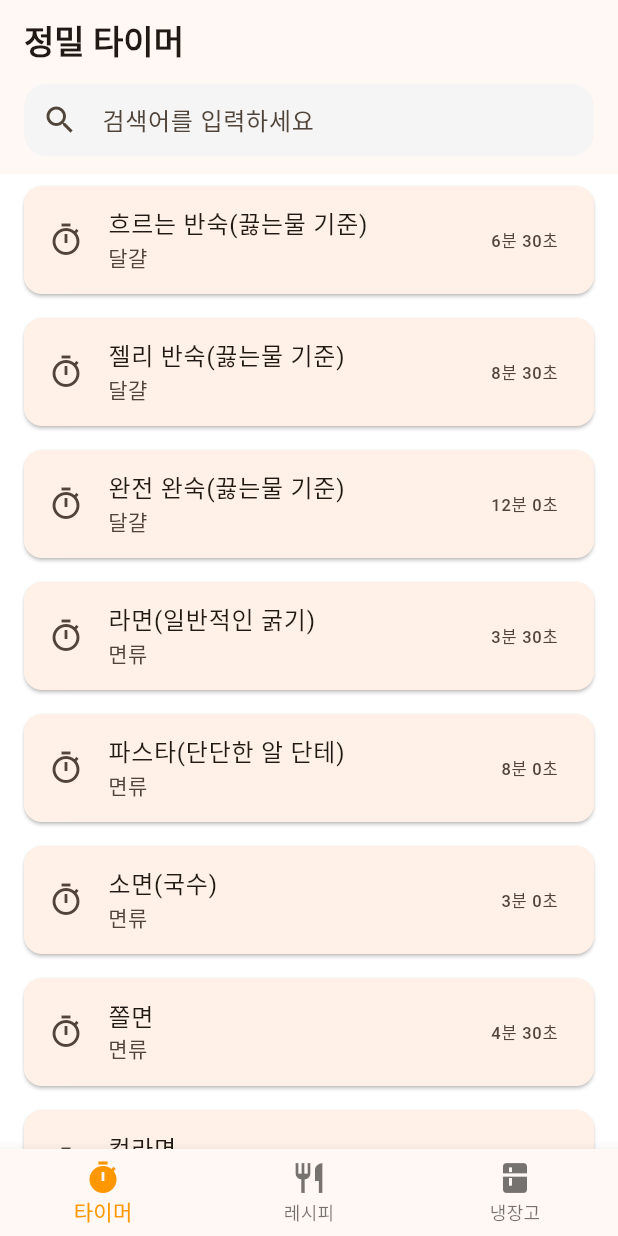
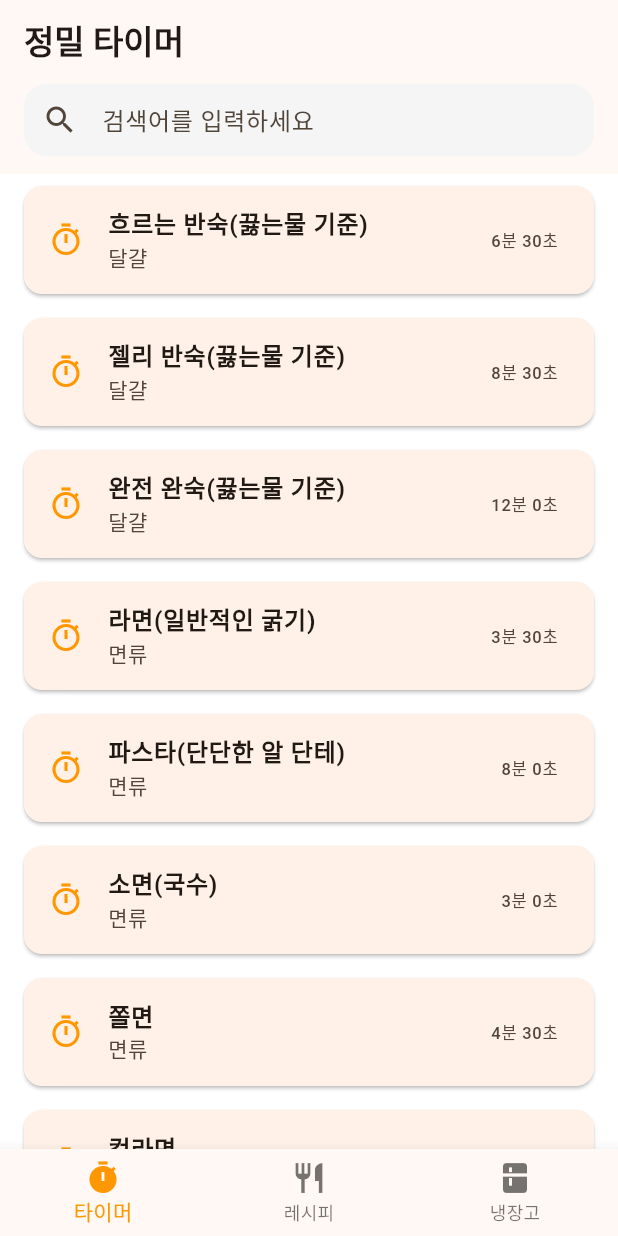
Before and after one commit to Sinyoog/solocook, a Flutter app: the screen it shows after launch, on a phone screen of 412 x 824 dp. Run offline on Flutter 3.47's test engine with Material 3 defaults, Android fonts, the phone set to English and light mode, and no system bars; our stand-ins replace cloud_firestore, firebase_core, flutter_local_notifications, image_picker, sqflite, sqflite_common_ffi and 1 more; missing offline and left inert: google_mlkit_text_recognition; accounts and stored records are empty.

Commit message:
1.1.0 : 사용자 클릭에 따른 순위 설정

```diff
--- a/lib/screens/timer_screen.dart
+++ b/lib/screens/timer_screen.dart
@@ -10,8 +10,27 @@ class TimerScreen extends StatelessWidget {
 
   @override
   Widget build(BuildContext context) {
-    // RecipeData.timerPresets 데이터를 가져와서 검색어로 필터링
-    final allPresets = RecipeData.timerPresets;
+    // 1. FutureBuilder를 사용하여 서버의 클릭수 데이터를 먼저 가져옵니다.
+    return FutureBuilder<Map<String, int>>(
+      future: FirebaseService.getClickCounts(),
+      builder: (context, snapshot) {
+        // 데이터를 가져오는 동안 보여줄 로딩 화면
+        if (snapshot.connectionState == ConnectionState.waiting) {
+          return const Center(child: CircularProgressIndicator(color: Colors.orange));
+        }
+
+        // 서버에서 가져온 클릭 데이터 (데이터가 없으면 빈 지도)
+        final clickData = snapshot.data ?? {};
+
+        // 2. 전체 데이터를 복사하여 서버 클릭수 기준으로 정렬합니다.
+        final allPresets = List.from(RecipeData.timerPresets);
+        allPresets.sort((a, b) {
+          int countA = clickData[a['menu']] ?? 0;
+          int countB = clickData[b['menu']] ?? 0;
+          return countB.compareTo(countA); // 클릭수 높은 순(내림차순) 정렬
+        });
+
+        // 3. 정렬된 데이터를 검색어로 필터링합니다.
         final filteredPresets = allPresets.where((item) {
           final menuName = item['menu']?.toString() ?? '';
           return menuName.contains(searchQuery);
@@ -24,15 +43,35 @@ class TimerScreen extends StatelessWidget {
             itemCount: filteredPresets.length,
             itemBuilder: (context, index) {
               final item = filteredPresets[index];
+              final clickCount = clickData[item['menu']] ?? 0; // 해당 메뉴의 실제 클릭수
+
               return Card(
                 margin: const EdgeInsets.symmetric(horizontal: 16, vertical: 8),
                 child: ListTile(
-              leading: const Icon(Icons.timer_outlined),
-              title: Text(item['menu'] ?? '메뉴명 없음'),
+                  leading: const Icon(Icons.timer_outlined, color: Colors.orange),
+                  title: Row(
+                    children: [
+                      Text(item['menu'] ?? '메뉴명 없음',
+                          style: const TextStyle(fontWeight: FontWeight.bold)),
+                      if (clickCount > 0) ...[
+                        const SizedBox(width: 8),
+                        // 🔥 인기 뱃지 추가 (선택 사항)
+                        Container(
+                          padding: const EdgeInsets.symmetric(horizontal: 6, vertical: 2),
+                          decoration: BoxDecoration(
+                            color: Colors.orange[100],
+                            borderRadius: BorderRadius.circular(10),
+                          ),
+                          child: Text("🔥 $clickCount",
+                              style: const TextStyle(fontSize: 10, color: Colors.orange, fontWeight: FontWeight.bold)),
+                        ),
+                      ]
+                    ],
+                  ),
                   subtitle: Text(item['category'] ?? '카테고리 없음'),
                   trailing: Text("${(item['time'] ?? 0) ~/ 60}분 ${(item['time'] ?? 0) % 60}초"),
                   onTap: () {
-                // 🔥 [추가] 서버에 타이머 클릭 기록 전송
+                    // 서버에 클릭 기록 전송
                     FirebaseService.addRecipeClick(item['menu'] ?? 'unknown_timer');
 
                     Navigator.push(
@@ -50,5 +89,7 @@ class TimerScreen extends StatelessWidget {
             },
           ),
         );
+      },
+    );
   }
 }
--- a/lib/services/firebase_service.dart
+++ b/lib/services/firebase_service.dart
@@ -3,20 +3,33 @@ import 'package:cloud_firestore/cloud_firestore.dart';
 class FirebaseService {
   static final FirebaseFirestore _db = FirebaseFirestore.instance;
 
-  /// 레시피 이름을 받아서 해당 레시피의 클릭수를 1 증가시킵니다.
+  // 1. [기록하기] 사용자가 클릭하면 서버의 count를 1 올립니다.
   static Future<void> addRecipeClick(String recipeName) async {
     try {
-      // 'recipe_clicks' 컬렉션(폴더) 내에 레시피 이름의 문서(파일)를 지정
-      DocumentReference docRef = _db.collection('recipe_clicks').doc(recipeName);
-
-      await docRef.set({
-        'count': FieldValue.increment(1), // 서버에서 기존 값에 +1 연산
-        'lastUpdate': FieldValue.serverTimestamp(), // 서버 기준 현재 시간 저장
-      }, SetOptions(merge: true)); // 기존 데이터가 있으면 유지하며 합침
-
-      print("🔥 [Firebase] $recipeName 클릭수 업데이트 성공!");
+      await _db.collection('recipe_clicks').doc(recipeName).set({
+        'count': FieldValue.increment(1), // 기존 값에 +1 (원자적 연산)
+        'lastUpdate': FieldValue.serverTimestamp(),
+      }, SetOptions(merge: true));
+      print("🔥 [Firebase] $recipeName 카운트 업!");
     } catch (e) {
       print("❌ [Firebase] 업데이트 실패: $e");
     }
   }
+
+  // 2. [가져오기] 서버에 저장된 모든 메뉴의 클릭수를 싹 긁어옵니다.
+  static Future<Map<String, int>> getClickCounts() async {
+    try {
+      QuerySnapshot snapshot = await _db.collection('recipe_clicks').get();
+
+      Map<String, int> counts = {};
+      for (var doc in snapshot.docs) {
+        // 문서 ID가 메뉴 이름이고, 그 안의 count 필드값을 가져옵니다.
+        counts[doc.id] = (doc.data() as Map<String, dynamic>)['count'] ?? 0;
+      }
+      return counts;
+    } catch (e) {
+      print("❌ [Firebase] 데이터 로드 실패: $e");
+      return {};
+    }
+  }
 }
```
Also changed, not shown: lib/screens/recipe_screen.dart (+53 -4 lines). Lines whose indentation alone changed are shown as unchanged.
